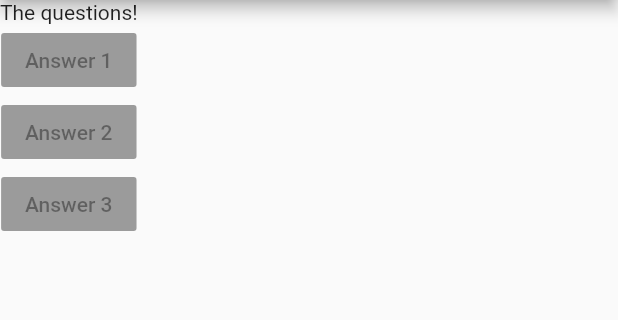
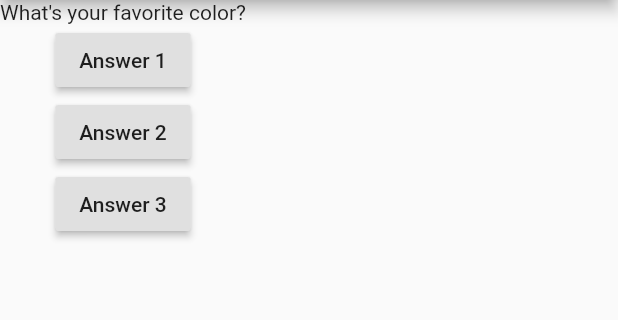
Before and after one commit to ab37695543xs/FirstApp, a Flutter app: the screen it shows after launch, on a phone screen of 412 x 824 dp, the part 84-404 px from its top. Run offline on Flutter 3.47's test engine with Material 2 defaults, Android fonts, the phone set to English and light mode, and no system bars.

Commit message:
Basic Function

```diff
--- a/lib/main.dart
+++ b/lib/main.dart
@@ -1,8 +1,18 @@
 import 'package:flutter/material.dart';
 
-main() => runApp(FirstApp());
+main() => runApp(MyApp());
 
-class FirstApp extends StatelessWidget {
+class MyApp extends StatelessWidget {
+  void answerFunction() {
+    _questionIndex = (_questionIndex >= 2) ? 0 : _questionIndex+1;
+    print(_questionIndex);
+  }
+  var _questionIndex = 0;
+  var _questionList = [
+    'What\'s your favorite color?',
+    'What\'s your favorit animal?',
+  ];
+
   @override
   Widget build(BuildContext context) {
     return Container(
@@ -13,10 +23,10 @@ class FirstApp extends StatelessWidget {
           ),
           body: Column(
             children: [
-              Text('The questions!'),
-              RaisedButton(child: Text('Answer 1'), onPressed: null),
-              RaisedButton(child: Text('Answer 2'), onPressed: null),
-              RaisedButton(child: Text('Answer 3'), onPressed: null),
+              Text(_questionList[_questionIndex]),
+              RaisedButton(child: Text('Answer 1'), onPressed: answerFunction),
+              RaisedButton(child: Text('Answer 2'), onPressed: answerFunction),
+              RaisedButton(child: Text('Answer 3'), onPressed: answerFunction),
             ],
           ),
         ),
```
